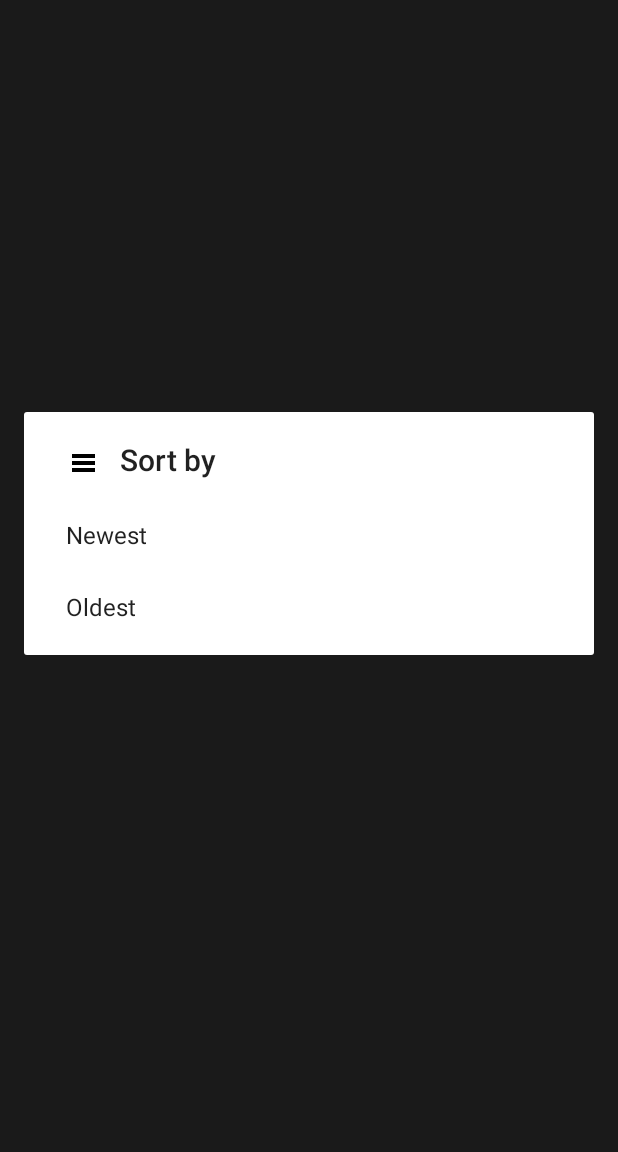
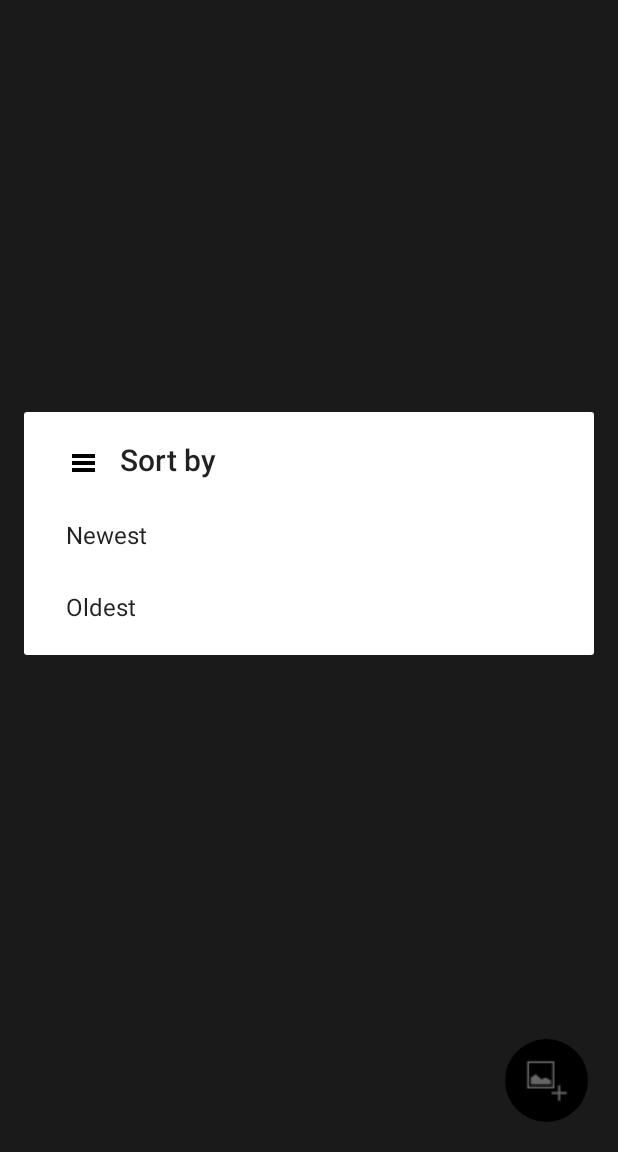
Before and after one commit to alevi0106/Meme-Template, an Android app: the screen it shows after launch (HomeActivity), in the options menu, after a tap on "Sort", on a phone screen of 412 x 824 dp, the part 84-1236 px from its top. Run offline under Robolectric (Android 15) with nearby library versions, the phone set to English and light mode, and no system bars; our stand-ins replace AdMob, Firebase (no records; nobody signed in at launch, a user with empty details on screens opened directly); 2 statements that could not run were skipped.

Commit message:
bug fixes in sharing image and custom image add option

```diff
--- a/app/build.gradle
+++ b/app/build.gradle
@@ -9,8 +9,8 @@ android {
         applicationId "com.teenengineer.memetemplate"
         minSdkVersion 16
         targetSdkVersion 28
-        versionCode 1
-        versionName "1.0"
+        versionCode 2
+        versionName "1.1"
 
         testInstrumentationRunner "androidx.test.runner.AndroidJUnitRunner"
     }
--- a/app/src/main/java/com/teenengineer/memetemplate/ImageEditor.java
+++ b/app/src/main/java/com/teenengineer/memetemplate/ImageEditor.java
@@ -195,7 +195,7 @@ public class ImageEditor extends AppCompatActivity implements BotttomSheet.Botto
             Intent intent = new Intent(Intent.ACTION_SEND);
             intent.setFlags(Intent.FLAG_ACTIVITY_NEW_TASK);
             intent.putExtra(Intent.EXTRA_TEXT, s); // put the text
-            intent.putExtra(Intent.EXTRA_STREAM, FileProvider.getUriForFile(this,"com.example.memetemplate.provider", file));
+            intent.putExtra(Intent.EXTRA_STREAM, FileProvider.getUriForFile(this,"com.teenengineer.memetemplate.provider", file));
             intent.setType("image/png");
             startActivity(Intent.createChooser(intent, "Share via"));
         }
--- a/app/src/main/res/layout/activity_home.xml
+++ b/app/src/main/res/layout/activity_home.xml
@@ -15,6 +15,18 @@
         android:layout_height="match_parent"
         android:scrollbars="vertical"/>
 
+    <ImageButton
+        android:id="@+id/add_image"
+        android:layout_width="55dp"
+        android:layout_height="55dp"
+        android:layout_marginRight="20dp"
+        android:layout_marginBottom="20dp"
+        android:layout_above="@+id/adView"
+        android:layout_alignParentRight="true"
+        android:background="@drawable/round_btn"
+        android:scaleType="centerInside"
+        android:src="@drawable/ic_add_image" />
+
     <com.google.android.gms.ads.AdView
         xmlns:ads="http://schemas.android.com/apk/res-auto"
         android:id="@+id/adView"
```
Also changed, not shown: app/src/main/java/com/teenengineer/memetemplate/HomeActivity.java (+94 -0 lines), app/src/main/res/drawable/ic_add_image.png (added), 1 other file.
